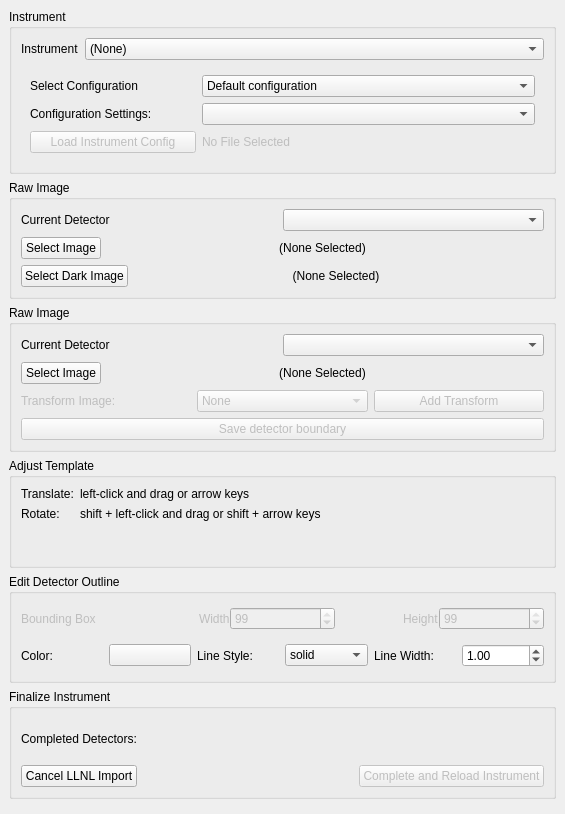
This is hexrdgui/resources/ui/llnl_import_tool_dialog.ui in HEXRD/hexrdgui as Qt 5 draws it before an edit. The edited form follows.
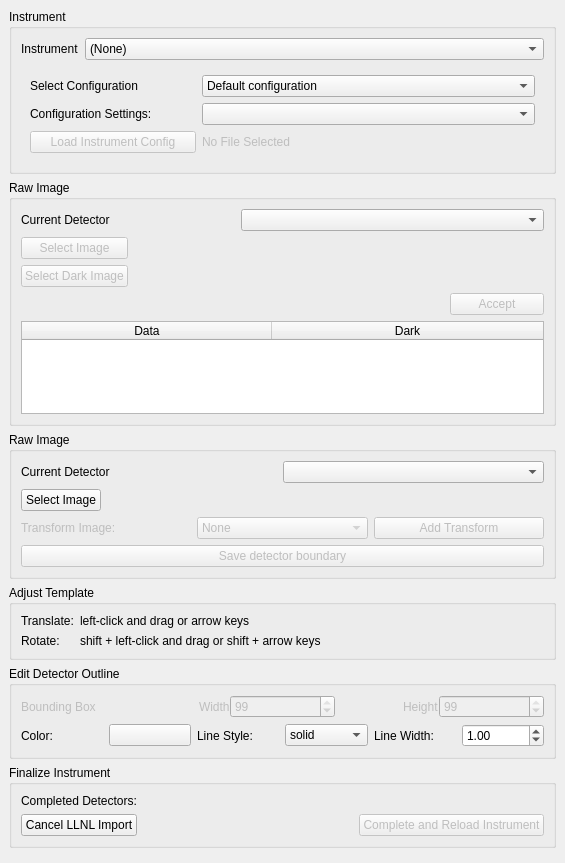
This is the edited form.

Commit message:
Add initial support for FIDDLE instrument
Adds a new load path option to the LLNL Import dialog to support the basic needs
of the FIDDLE instrument. This skips the template/masking step altogether and
instead allows a user to select an image and dark file for a detector. The
remaining detector image and dark files are automatically found and associated
with the correct detector.

Patch:
```diff
--- a/hexrdgui/resources/ui/llnl_import_tool_dialog.ui
+++ b/hexrdgui/resources/ui/llnl_import_tool_dialog.ui
@@ -7,7 +7,7 @@
     <x>0</x>
     <y>0</y>
     <width>565</width>
-    <height>814</height>
+    <height>863</height>
    </rect>
   </property>
   <property name="windowTitle">
@@ -177,163 +177,146 @@
        <string>Raw Image</string>
       </property>
       <layout class="QGridLayout" name="gridLayout_6">
-       <item row="0" column="0">
-        <widget class="QFrame" name="frame_2">
-         <property name="enabled">
-          <bool>true</bool>
-         </property>
-         <property name="frameShape">
-          <enum>QFrame::NoFrame</enum>
-         </property>
-         <property name="frameShadow">
-          <enum>QFrame::Raised</enum>
-         </property>
-         <layout class="QHBoxLayout" name="horizontalLayout_2">
-          <property name="spacing">
-           <number>0</number>
-          </property>
-          <property name="leftMargin">
-           <number>0</number>
-          </property>
-          <property name="topMargin">
-           <number>0</number>
-          </property>
-          <property name="rightMargin">
-           <number>0</number>
-          </property>
-          <property name="bottomMargin">
-           <number>0</number>
-          </property>
-          <item>
-           <widget class="QLabel" name="simple_detector_label">
-            <property name="enabled">
-             <bool>true</bool>
-            </property>
-            <property name="text">
-             <string>Current Detector</string>
-            </property>
-           </widget>
-          </item>
-          <item>
-           <widget class="QComboBox" name="simple_detectors">
-            <property name="enabled">
-             <bool>true</bool>
-            </property>
-           </widget>
-          </item>
-         </layout>
-        </widget>
-       </item>
        <item row="1" column="0">
-        <widget class="QFrame" name="simple_file_selection">
+        <widget class="QPushButton" name="simple_load">
          <property name="enabled">
-          <bool>true</bool>
+          <bool>false</bool>
          </property>
-         <property name="frameShape">
-          <enum>QFrame::NoFrame</enum>
+         <property name="text">
+          <string>Select Image</string>
          </property>
-         <property name="frameShadow">
-          <enum>QFrame::Raised</enum>
-         </property>
-         <layout class="QFormLayout" name="formLayout_4">
-          <property name="horizontalSpacing">
-           <number>0</number>
-          </property>
-          <property name="verticalSpacing">
-           <number>0</number>
-          </property>
-          <property name="leftMargin">
-           <number>0</number>
-          </property>
-          <property name="topMargin">
-           <number>0</number>
-          </property>
-          <property name="rightMargin">
-           <number>0</number>
-          </property>
-          <property name="bottomMargin">
-           <number>0</number>
-          </property>
-          <item row="0" column="0">
-           <widget class="QPushButton" name="simple_load">
-            <property name="enabled">
-             <bool>true</bool>
-            </property>
-            <property name="text">
-             <string>Select Image</string>
-            </property>
-           </widget>
-          </item>
-          <item row="0" column="1">
-           <widget class="QLabel" name="simple_files_label">
-            <property name="text">
-             <string>(None Selected)</string>
-            </property>
-            <property name="alignment">
-             <set>Qt::AlignCenter</set>
-            </property>
-            <property name="wordWrap">
-             <bool>true</bool>
-            </property>
-           </widget>
-          </item>
-         </layout>
         </widget>
        </item>
        <item row="2" column="0">
-        <widget class="QFrame" name="dark_file_selection">
+        <widget class="QPushButton" name="load_dark">
          <property name="enabled">
+          <bool>false</bool>
+         </property>
+         <property name="text">
+          <string>Select Dark Image</string>
+         </property>
+        </widget>
+       </item>
+       <item row="0" column="2" colspan="3">
+        <widget class="QComboBox" name="simple_detectors">
+         <property name="enabled">
           <bool>true</bool>
          </property>
-         <property name="frameShape">
-          <enum>QFrame::NoFrame</enum>
+        </widget>
+       </item>
+       <item row="3" column="0" colspan="4">
+        <spacer name="horizontalSpacer_2">
+         <property name="orientation">
+          <enum>Qt::Horizontal</enum>
          </property>
-         <property name="frameShadow">
-          <enum>QFrame::Raised</enum>
+         <property name="sizeHint" stdset="0">
+          <size>
+           <width>434</width>
+           <height>20</height>
+          </size>
          </property>
-         <layout class="QFormLayout" name="formLayout_5">
-          <property name="horizontalSpacing">
-           <number>0</number>
+        </spacer>
+       </item>
+       <item row="1" column="1" colspan="4">
+        <widget class="QLabel" name="simple_files_label">
+         <property name="text">
+          <string/>
+         </property>
+         <property name="alignment">
+          <set>Qt::AlignCenter</set>
+         </property>
+         <property name="wordWrap">
+          <bool>true</bool>
+         </property>
+        </widget>
+       </item>
+       <item row="2" column="1" colspan="4">
+        <widget class="QLabel" name="dark_files_label">
+         <property name="text">
+          <string/>
+         </property>
+         <property name="alignment">
+          <set>Qt::AlignCenter</set>
+         </property>
+         <property name="wordWrap">
+          <bool>true</bool>
+         </property>
+        </widget>
+       </item>
+       <item row="0" column="0" colspan="2">
+        <widget class="QLabel" name="simple_detector_label">
+         <property name="enabled">
+          <bool>true</bool>
+         </property>
+         <property name="text">
+          <string>Current Detector</string>
+         </property>
+        </widget>
+       </item>
+       <item row="3" column="4">
+        <widget class="QPushButton" name="accept_files">
+         <property name="enabled">
+          <bool>false</bool>
+         </property>
+         <property name="text">
+          <string>Accept</string>
+         </property>
+        </widget>
+       </item>
+       <item row="4" column="0" colspan="5">
+        <widget class="QTableWidget" name="files_table">
+         <property name="sizePolicy">
+          <sizepolicy hsizetype="Expanding" vsizetype="MinimumExpanding">
+           <horstretch>0</horstretch>
+           <verstretch>0</verstretch>
+          </sizepolicy>
+         </property>
+         <property name="minimumSize">
+          <size>
+           <width>0</width>
+           <height>50</height>
+          </size>
+         </property>
+         <property name="sizeAdjustPolicy">
+          <enum>QAbstractScrollArea::AdjustToContentsOnFirstShow</enum>
+         </property>
+         <property name="autoScroll">
+          <bool>true</bool>
+         </property>
+         <property name="editTriggers">
+          <set>QAbstractItemView::NoEditTriggers</set>
+         </property>
+         <property name="showDropIndicator" stdset="0">
+          <bool>false</bool>
+         </property>
+         <property name="dragDropOverwriteMode">
+          <bool>false</bool>
+         </property>
+         <property name="sortingEnabled">
+          <bool>true</bool>
+         </property>
+         <property name="wordWrap">
+          <bool>true</bool>
+         </property>
+         <attribute name="horizontalHeaderDefaultSectionSize">
+          <number>250</number>
+         </attribute>
+         <attribute name="horizontalHeaderStretchLastSection">
+          <bool>true</bool>
+         </attribute>
+         <attribute name="verticalHeaderVisible">
+          <bool>false</bool>
+         </attribute>
+         <column>
+          <property name="text">
+           <string>Data</string>
           </property>
-          <property name="verticalSpacing">
-           <number>0</number>
+         </column>
+         <column>
+          <property name="text">
+           <string>Dark</string>
           </property>
-          <property name="leftMargin">
-           <number>0</number>
-          </property>
-          <property name="topMargin">
-           <number>0</number>
-          </property>
-          <property name="rightMargin">
-           <number>0</number>
-          </property>
-          <property name="bottomMargin">
-           <number>0</number>
-          </property>
-          <item row="0" column="0">
-           <widget class="QPushButton" name="load_dark">
-            <property name="enabled">
-             <bool>true</bool>
-            </property>
-            <property name="text">
-             <string>Select Dark Image</string>
-            </property>
-           </widget>
-          </item>
-          <item row="0" column="1">
-           <widget class="QLabel" name="dark_files_label">
-            <property name="text">
-             <string>(None Selected)</string>
-            </property>
-            <property name="alignment">
-             <set>Qt::AlignCenter</set>
-            </property>
-            <property name="wordWrap">
-             <bool>true</bool>
-            </property>
-           </widget>
-          </item>
-         </layout>
+         </column>
         </widget>
        </item>
       </layout>
@@ -438,7 +421,7 @@
           <item row="0" column="1">
            <widget class="QLabel" name="files_label">
             <property name="text">
-             <string>(None Selected)</string>
+             <string/>
             </property>
             <property name="alignment">
              <set>Qt::AlignCenter</set>
```
The commit also changes 1 other file.
